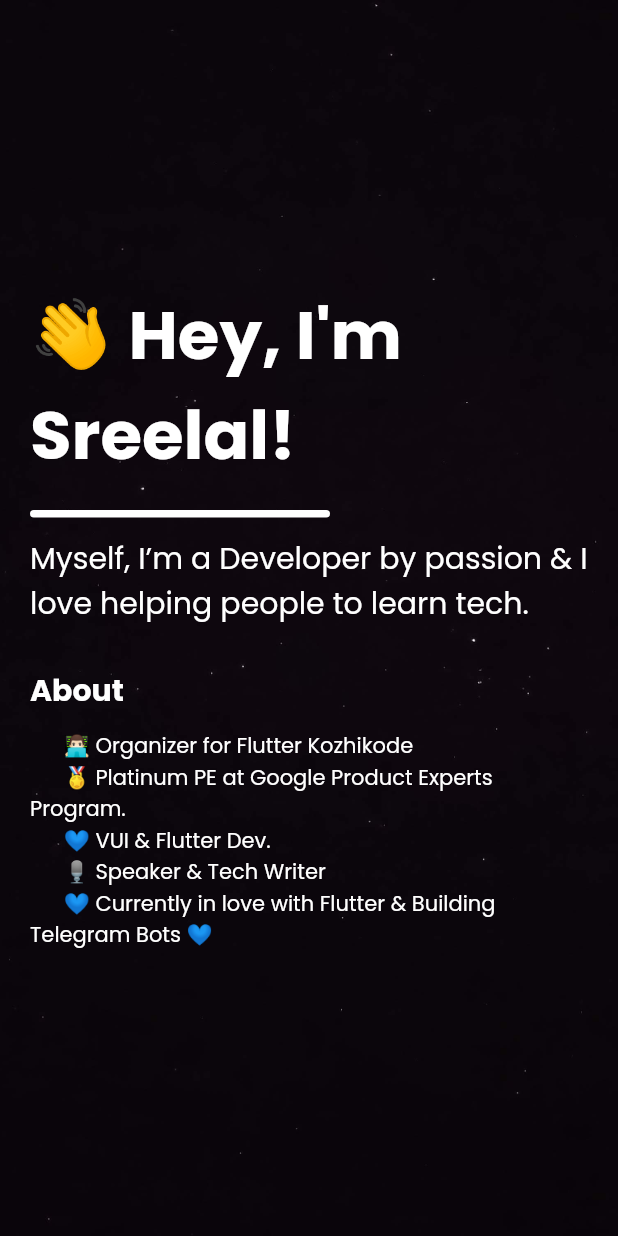
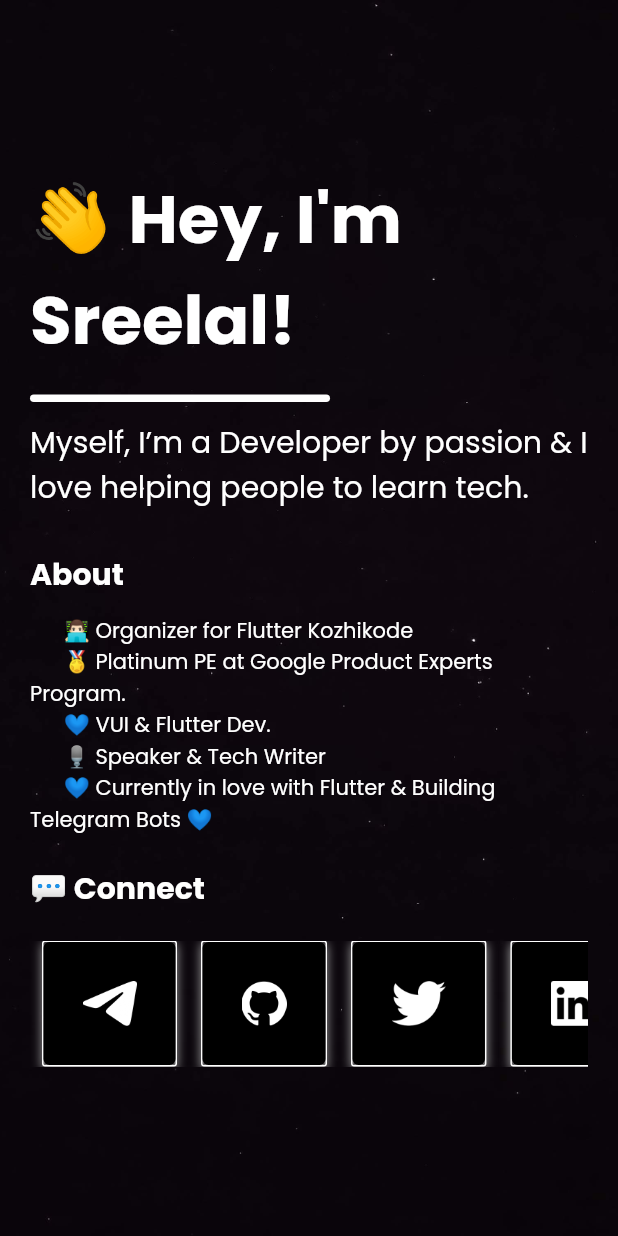
Before and after one commit to HeySreelal/universe, a Flutter app: the screen it shows after launch, on a phone screen of 412 x 824 dp. Run offline on Flutter 3.47's test engine with Material 2 defaults, Android fonts, the light colour scheme and no system bars; our stand-ins replace google_fonts.

Commit message:
Multiverse must be real 🛸

```diff
--- a/lib/const.dart
+++ b/lib/const.dart
@@ -5,4 +5,19 @@ class HeySreelal {
       💙 VUI & Flutter Dev.
       🎙 Speaker & Tech Writer
       💙 Currently in love with Flutter & Building Telegram Bots 💙''';
+
+  static List<SocialProfile> socialProfiles = [
+    SocialProfile("telegram", "https://t.me/heysreelal"),
+    SocialProfile("github", "https://github.com/HeySreelal"),
+    SocialProfile("twitter", "https://twitter.com/HeySreelal"),
+    SocialProfile("linkedin", "https://www.linkedin.com/in/heysreelal/"),
+    SocialProfile("medium", "https://heysreelal.medium.com/"),
+    SocialProfile("instagram", "https://www.instagram.com/heysreelal/"),
+  ];
 }
+
+class SocialProfile {
+  String name;
+  String url;
+  SocialProfile(this.name, this.url);
+}
--- a/lib/screens/home.dart
+++ b/lib/screens/home.dart
@@ -1,5 +1,6 @@
 import 'package:flutter/material.dart';
 import 'package:heysreelal/const.dart';
+import 'package:heysreelal/widgets/social_button.dart';
 
 class Home extends StatefulWidget {
   const Home({Key? key}) : super(key: key);
@@ -76,6 +77,27 @@ class HomeState extends State<Home> {
                 color: Colors.white,
               ),
             ),
+            const SizedBox(
+              height: 20,
+            ),
+            Text(
+              "💬 Connect",
+              style: Theme.of(context).textTheme.headline6?.copyWith(
+                    color: Colors.white,
+                    fontWeight: FontWeight.bold,
+                  ),
+            ),
+            const SizedBox(
+              height: 20,
+            ),
+            SingleChildScrollView(
+              scrollDirection: Axis.horizontal,
+              child: Row(
+                children: HeySreelal.socialProfiles
+                    .map((e) => SocialButton(profile: e))
+                    .toList(),
+              ),
+            )
           ],
         ),
       ),
--- /dev/null
+++ b/lib/widgets/social_button.dart
@@ -0,0 +1,57 @@
+import 'package:flutter/material.dart';
+import 'package:heysreelal/const.dart';
+import 'package:url_launcher/url_launcher.dart';
+
+class SocialButton extends StatelessWidget {
+  final SocialProfile profile;
+
+  String path() => "cosmos/icons/${profile.name}.png";
+
+  const SocialButton({
+    Key? key,
+    required this.profile,
+  }) : super(key: key);
+
+  @override
+  Widget build(BuildContext context) {
+    return Container(
+      margin: const EdgeInsets.symmetric(horizontal: 8),
+      decoration: BoxDecoration(
+        borderRadius: BorderRadius.circular(2),
+        border: Border.all(color: Colors.white),
+        boxShadow: const [
+          BoxShadow(
+            color: Colors.grey,
+            blurRadius: 5,
+            offset: Offset(0, 2),
+          ),
+        ],
+      ),
+      child: TextButton(
+        onPressed: () {
+          try {
+            launch(profile.url);
+          } catch (e) {
+            return;
+          }
+        },
+        child: Container(
+          padding: const EdgeInsets.all(18),
+          child: Image.asset(
+            path(),
+            height: 30,
+            color: Colors.white,
+          ),
+        ),
+        style: ButtonStyle(
+          backgroundColor: MaterialStateProperty.resolveWith(
+            (states) => Colors.black,
+          ),
+          overlayColor: MaterialStateProperty.resolveWith(
+            (states) => Colors.white.withAlpha(20),
+          ),
+        ),
+      ),
+    );
+  }
+}
--- a/pubspec.yaml
+++ b/pubspec.yaml
@@ -12,6 +12,7 @@ dependencies:
   cupertino_icons: ^1.0.2
   animated_text_kit: ^4.2.1
   google_fonts: ^2.2.0
+  url_launcher: ^6.0.20
 
 dev_dependencies:
   flutter_test:
```
Also changed, not shown: cosmos/icons/github.png (added), cosmos/icons/medium.png, pubspec.lock.
